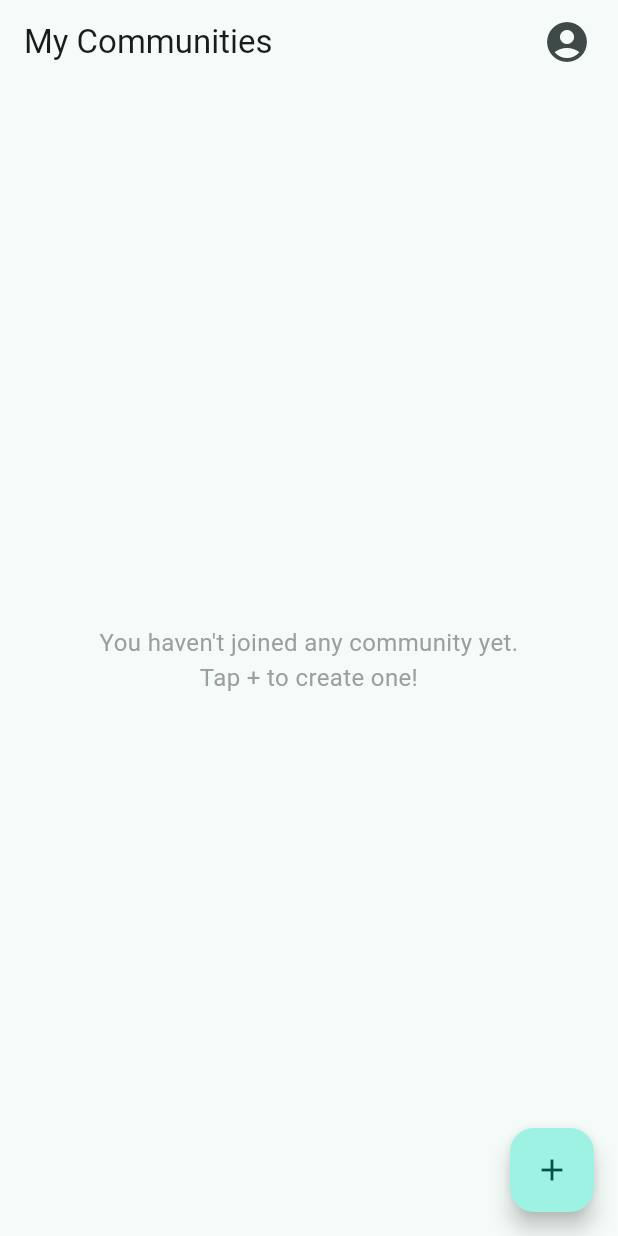
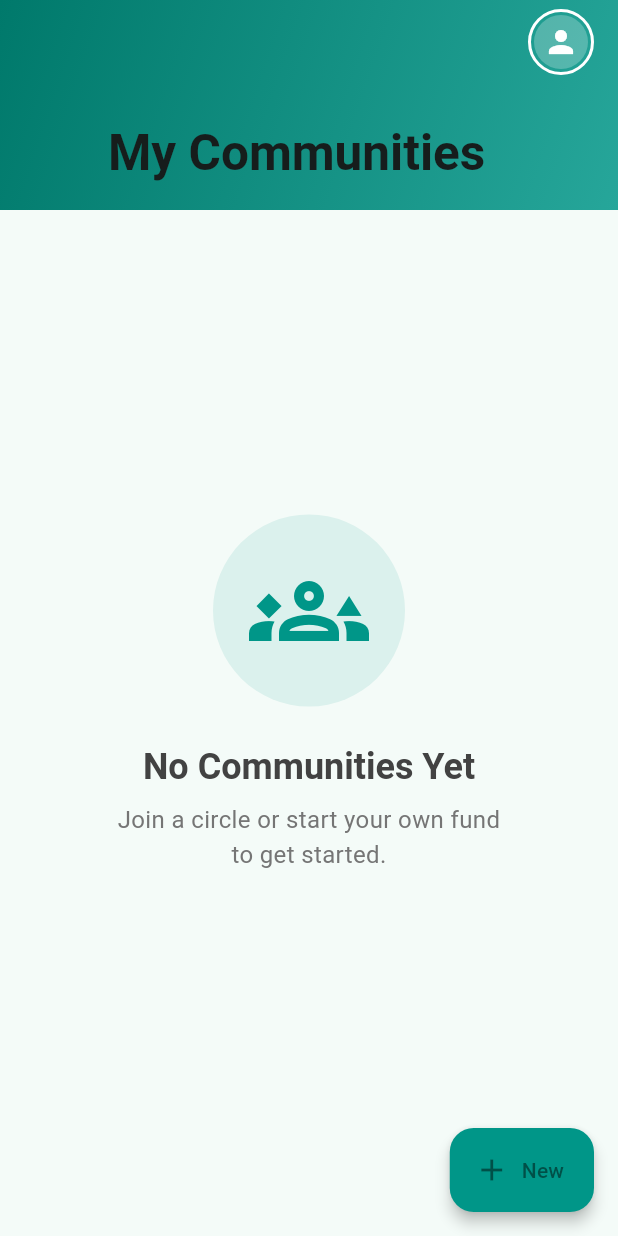
Before and after one commit to AbdullahRFA/stake_grow, a Flutter app: the screen it shows once a user with an empty profile is signed in, on a phone screen of 412 x 824 dp. Run offline on Flutter 3.47's test engine with Material 3 defaults, Android fonts, the phone set to English and light mode, and no system bars; our stand-ins replace cloud_firestore, firebase_auth, firebase_core, flutter_hooks, flutter_riverpod, fpdart and 5 more; accounts and stored records are empty.

Commit message:
style(home): redesign home screen UI
- Implement CustomScrollView with SliverAppBar for modern layout
- Add gradient background to app bar
- Design immersive empty state with large illustration
- Refactor bottom sheet with styled cards and drag handle
- Replace generic popup menu with styled profile avatar
- Improve padding and hierarchy for community list

Signed-off-by: AbdullahRFA <shakibrybmn@gmail.com>

```diff
--- a/lib/features/community/presentation/screens/home_screen.dart
+++ b/lib/features/community/presentation/screens/home_screen.dart
@@ -11,130 +11,270 @@ class HomeScreen extends ConsumerWidget {
 
   @override
   Widget build(BuildContext context, WidgetRef ref) {
-    // 1. ডাটা স্ট্রিম শোনা (Watch)
     final communitiesAsyncValue = ref.watch(userCommunitiesProvider);
+    final theme = Theme.of(context);
 
     return Scaffold(
-      appBar: AppBar(
-        title: const Text('My Communities'),
+      backgroundColor: theme.scaffoldBackgroundColor,
+      body: CustomScrollView(
+        physics: const BouncingScrollPhysics(),
+        slivers: [
+          // 1. Premium Sliver App Bar
+          SliverAppBar(
+            expandedHeight: 140.0,
+            floating: true,
+            pinned: true,
+            backgroundColor: Colors.teal,
+            flexibleSpace: FlexibleSpaceBar(
+              title: const Text('My Communities', style: TextStyle(fontWeight: FontWeight.bold)),
+              centerTitle: false,
+              background: Container(
+                decoration: BoxDecoration(
+                  gradient: LinearGradient(
+                    begin: Alignment.topLeft,
+                    end: Alignment.bottomRight,
+                    colors: [Colors.teal.shade700, Colors.teal.shade400],
+                  ),
+                ),
+              ),
+            ),
             actions: [
-          // ✅ UPDATE: User Account Actions (Profile & Logout)
-          PopupMenuButton<String>(
-            icon: const Icon(Icons.account_circle, size: 32), // Profile Icon
-            onSelected: (value) {
-              if (value == 'profile') {
-                context.push('/edit-profile'); // Navigate to Edit Profile
-              } else if (value == 'logout') {
-                ref.read(authRepositoryProvider).logOut(); // Logout Action
-              }
-            },
-            itemBuilder: (BuildContext context) {
-              return [
-                const PopupMenuItem(
-                  value: 'profile',
-                  child: Row(
+              _buildProfileMenu(context, ref),
+              const SizedBox(width: 16),
+            ],
+          ),
+
+          // 2. Content Body
+          communitiesAsyncValue.when(
+            loading: () => const SliverFillRemaining(child: Center(child: Loader())),
+            error: (error, stack) => SliverFillRemaining(
+              child: Center(
+                child: Column(
+                  mainAxisSize: MainAxisSize.min,
                   children: [
-                      Icon(Icons.person, color: Colors.teal),
-                      SizedBox(width: 8),
-                      Text('Edit Profile'),
+                    Icon(Icons.error_outline, size: 48, color: theme.colorScheme.error),
+                    const SizedBox(height: 16),
+                    Text('Something went wrong', style: theme.textTheme.bodyLarge),
                   ],
                 ),
               ),
-                const PopupMenuItem(
-                  value: 'logout',
-                  child: Row(
-                    children: [
-                      Icon(Icons.logout, color: Colors.red),
-                      SizedBox(width: 8),
-                      Text('Log Out'),
+            ),
+            data: (communities) {
+              if (communities.isEmpty) {
+                return _buildEmptyState(context);
+              }
+
+              return SliverPadding(
+                padding: const EdgeInsets.symmetric(horizontal: 16, vertical: 12),
+                sliver: SliverList(
+                  delegate: SliverChildBuilderDelegate(
+                        (context, index) {
+                      final community = communities[index];
+                      // Adding a subtle fade-in/slide effect could go here,
+                      // but keeping it clean for now.
+                      return Padding(
+                        padding: const EdgeInsets.only(bottom: 12),
+                        child: CommunityCard(
+                          community: community,
+                          onTap: () {
+                            context.push('/community-dashboard', extra: community);
+                          },
+                        ),
+                      );
+                    },
+                    childCount: communities.length,
+                  ),
+                ),
+              );
+            },
+          ),
         ],
       ),
-                ),
-              ];
-            },
-          ),
-          const SizedBox(width: 10),
-        ],
-      ),
-      // 2. AsyncValue হ্যান্ডলিং (Loading, Error, Data)
-      body: communitiesAsyncValue.when(
-        loading: () => const Loader(),
-        error: (error, stack) => Center(child: Text('Error: $error')),
-        data: (communities) {
-
-          // ক) যদি কোনো কমিউনিটি না থাকে
-          if (communities.isEmpty) {
-            return const Center(
-              child: Text(
-                'You haven\'t joined any community yet.\nTap + to create one!',
-                textAlign: TextAlign.center,
-                style: TextStyle(fontSize: 16, color: Colors.grey),
+      floatingActionButton: FloatingActionButton.extended(
+        onPressed: () => _showActionBottomSheet(context),
+        backgroundColor: Colors.teal,
+        icon: const Icon(Icons.add),
+        label: const Text("New"),
+        elevation: 4,
       ),
     );
   }
 
-          // খ) ডাটা থাকলে লিস্ট দেখানো
-          return ListView.builder(
-            padding: const EdgeInsets.all(10),
-            itemCount: communities.length,
-            itemBuilder: (context, index) {
-              final community = communities[index];
-              return CommunityCard(
-                community: community,
-                onTap: () {
-                  context.push('/community-dashboard', extra: community);
+  // --- Widgets Refactored for Cleanliness ---
+
+  Widget _buildProfileMenu(BuildContext context, WidgetRef ref) {
+    return PopupMenuButton<String>(
+      offset: const Offset(0, 50),
+      shape: RoundedRectangleBorder(borderRadius: BorderRadius.circular(16)),
+      child: Container(
+        padding: const EdgeInsets.all(2),
+        decoration: BoxDecoration(
+          shape: BoxShape.circle,
+          border: Border.all(color: Colors.white, width: 2),
+        ),
+        child: const CircleAvatar(
+          backgroundColor: Colors.white24,
+          radius: 18,
+          child: Icon(Icons.person, color: Colors.white),
+        ),
+      ),
+      onSelected: (value) {
+        if (value == 'profile') {
+          context.push('/edit-profile');
+        } else if (value == 'logout') {
+          ref.read(authRepositoryProvider).logOut();
+        }
       },
+      itemBuilder: (context) => [
+        const PopupMenuItem(
+          value: 'profile',
+          child: ListTile(
+            leading: Icon(Icons.settings, color: Colors.teal),
+            title: Text('Edit Profile'),
+            contentPadding: EdgeInsets.zero,
+            dense: true,
+          ),
+        ),
+        const PopupMenuDivider(),
+        const PopupMenuItem(
+          value: 'logout',
+          child: ListTile(
+            leading: Icon(Icons.logout, color: Colors.redAccent),
+            title: Text('Log Out', style: TextStyle(color: Colors.redAccent)),
+            contentPadding: EdgeInsets.zero,
+            dense: true,
+          ),
+        ),
+      ],
     );
-            },
+  }
+
+  Widget _buildEmptyState(BuildContext context) {
+    return SliverFillRemaining(
+      hasScrollBody: false,
+      child: Center(
+        child: Column(
+          mainAxisAlignment: MainAxisAlignment.center,
+          children: [
+            Container(
+              padding: const EdgeInsets.all(24),
+              decoration: BoxDecoration(
+                color: Colors.teal.withOpacity(0.1),
+                shape: BoxShape.circle,
+              ),
+              child: const Icon(Icons.groups_3_outlined, size: 80, color: Colors.teal),
+            ),
+            const SizedBox(height: 24),
+            Text(
+              'No Communities Yet',
+              style: Theme.of(context).textTheme.headlineSmall?.copyWith(
+                fontWeight: FontWeight.bold,
+                color: Colors.grey[800],
+              ),
+            ),
+            const SizedBox(height: 8),
+            Text(
+              'Join a circle or start your own fund\nto get started.',
+              textAlign: TextAlign.center,
+              style: TextStyle(fontSize: 16, color: Colors.grey[600]),
+            ),
+            const SizedBox(height: 40),
+          ],
+        ),
+      ),
     );
-        },
-      ),
+  }
 
-      floatingActionButton: FloatingActionButton(
-        onPressed: () {
-          // Bottom Sheet দেখানো হবে
+  void _showActionBottomSheet(BuildContext context) {
     showModalBottomSheet(
       context: context,
+      backgroundColor: Theme.of(context).scaffoldBackgroundColor,
       shape: const RoundedRectangleBorder(
-              borderRadius: BorderRadius.vertical(top: Radius.circular(20)),
+        borderRadius: BorderRadius.vertical(top: Radius.circular(24)),
       ),
       builder: (context) {
         return Padding(
-                padding: const EdgeInsets.all(20.0),
+          padding: const EdgeInsets.fromLTRB(20, 10, 20, 30),
           child: Column(
             mainAxisSize: MainAxisSize.min,
             children: [
+              // Drag Handle
+              Container(
+                width: 40,
+                height: 4,
+                decoration: BoxDecoration(
+                  color: Colors.grey[300],
+                  borderRadius: BorderRadius.circular(2),
+                ),
+              ),
+              const SizedBox(height: 24),
               const Text(
-                      'What do you want to do?',
-                      style: TextStyle(fontSize: 18, fontWeight: FontWeight.bold),
+                'Get Started',
+                style: TextStyle(fontSize: 20, fontWeight: FontWeight.bold),
               ),
               const SizedBox(height: 20),
-                    ListTile(
-                      leading: const Icon(Icons.add_circle, color: Colors.teal, size: 30),
-                      title: const Text('Create New Community'),
-                      subtitle: const Text('Become an admin of a new fund'),
-                      onTap: () {
-                        Navigator.pop(context); // বন্ধ করো
-                        context.push('/create-community');
-                      },
+              _buildActionTile(
+                context,
+                icon: Icons.add_circle_outline,
+                color: Colors.teal,
+                title: 'Create New Community',
+                subtitle: 'Become an admin & manage funds',
+                onTap: () => context.push('/create-community'),
               ),
-                    const Divider(),
-                    ListTile(
-                      leading: const Icon(Icons.group_add, color: Colors.blueAccent, size: 30),
-                      title: const Text('Join Existing Community'),
-                      subtitle: const Text('Enter an invite code to join'),
-                      onTap: () {
-                        Navigator.pop(context); // বন্ধ করো
-                        context.push('/join-community');
-                      },
+              const SizedBox(height: 12),
+              _buildActionTile(
+                context,
+                icon: Icons.diversity_3, // Modern "Join" icon
+                color: Colors.indigo,
+                title: 'Join Existing Community',
+                subtitle: 'Use an invite code to enter',
+                onTap: () => context.push('/join-community'),
               ),
             ],
           ),
         );
       },
     );
+  }
+
+  Widget _buildActionTile(
+      BuildContext context, {
+        required IconData icon,
+        required Color color,
+        required String title,
+        required String subtitle,
+        required VoidCallback onTap,
+      }) {
+    return Container(
+      decoration: BoxDecoration(
+        color: Theme.of(context).cardColor,
+        borderRadius: BorderRadius.circular(16),
+        border: Border.all(color: Colors.grey.withOpacity(0.1)),
+        boxShadow: [
+          BoxShadow(
+            color: Colors.black.withOpacity(0.03),
+            blurRadius: 10,
+            offset: const Offset(0, 4),
+          ),
+        ],
+      ),
+      child: ListTile(
+        contentPadding: const EdgeInsets.all(16),
+        leading: Container(
+          padding: const EdgeInsets.all(12),
+          decoration: BoxDecoration(
+            color: color.withOpacity(0.1),
+            borderRadius: BorderRadius.circular(12),
+          ),
+          child: Icon(icon, color: color, size: 28),
+        ),
+        title: Text(title, style: const TextStyle(fontWeight: FontWeight.bold)),
+        subtitle: Text(subtitle, style: TextStyle(fontSize: 12, color: Colors.grey[600])),
+        trailing: const Icon(Icons.arrow_forward_ios, size: 16, color: Colors.grey),
+        onTap: () {
+          Navigator.pop(context);
+          onTap();
         },
-        child: const Icon(Icons.add),
       ),
     );
   }
```
Lines whose indentation alone changed are shown as unchanged.
